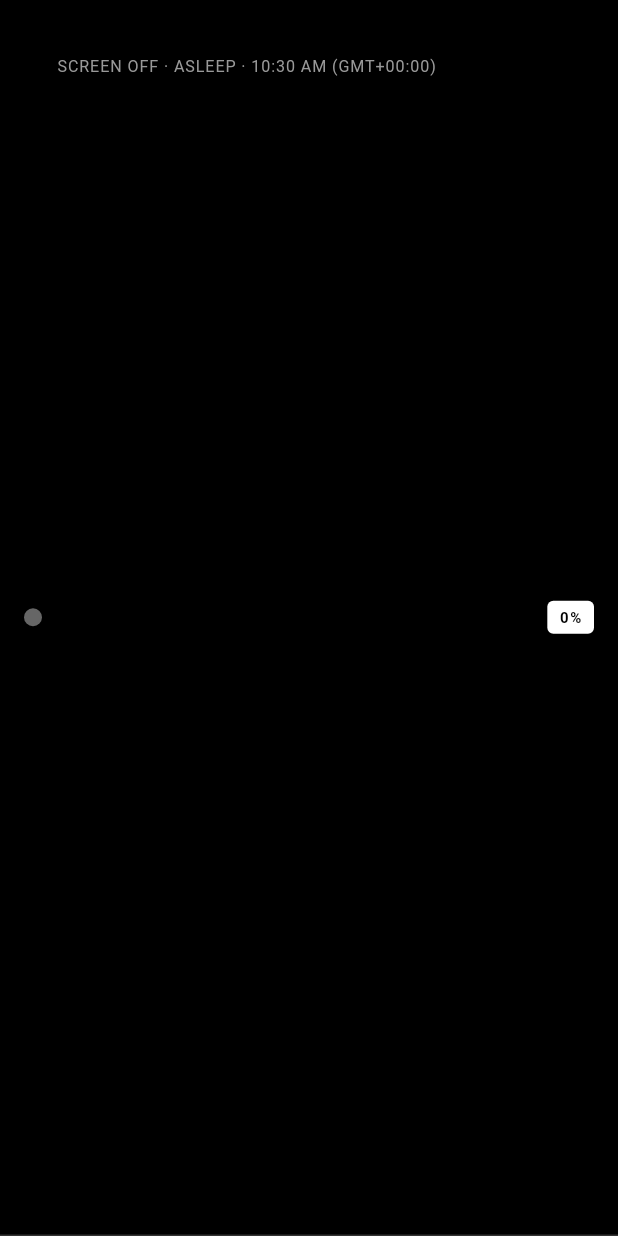
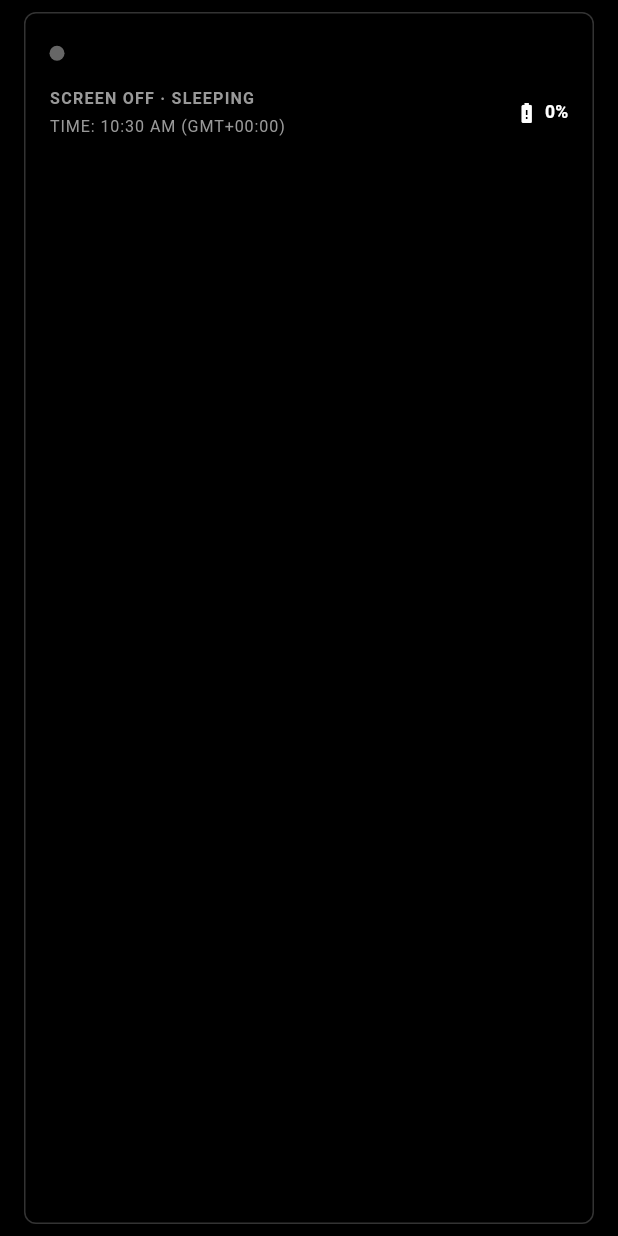
Before and after one commit to Cyrusbye720/sync, a Flutter app: the PartnerHeader widget shown alone on an empty page, opened directly with empty values, on a phone screen of 412 x 824 dp. Run offline on Flutter 3.47's test engine with Material 3 defaults, Android fonts, the phone set to English and light mode, and no system bars; our stand-ins replace battery_plus, firebase_core, firebase_messaging, flutter_local_notifications, flutter_riverpod, flutter_screenutil and 6 more; missing offline and left inert: alarm; accounts and stored records are empty; Roboto replaces fonts that are missing (RobotoMono); statements that could not run were skipped.

Commit message:
Add partner live status card (screen active status, IST time, battery), instant alarm sync, and verified audio asset configuration

```diff
--- a/lib/providers/alarm_provider.dart
+++ b/lib/providers/alarm_provider.dart
@@ -85,7 +85,7 @@ class AlarmListNotifier extends StateNotifier<List<AlarmModel>> {
     required int snoozeMinutes,
   }) async {
     final me = _service.currentUserId!;
-    return _service.insertAlarm(
+    final created = await _service.insertAlarm(
       ownerId: ownerId,
       createdBy: me,
       label: label,
@@ -97,6 +97,8 @@ class AlarmListNotifier extends StateNotifier<List<AlarmModel>> {
       vibrate: vibrate,
       snoozeMinutes: snoozeMinutes,
     );
+    await _poll();
+    return created;
   }
 
   Future<AlarmModel> update(String id, AlarmModel updated) async {
@@ -104,6 +106,7 @@ class AlarmListNotifier extends StateNotifier<List<AlarmModel>> {
     if (updated.ownerId == _service.currentUserId) {
       await AlarmService.instance.scheduleAlarm(res);
     }
+    await _poll();
     return res;
   }
 
@@ -116,11 +119,13 @@ class AlarmListNotifier extends StateNotifier<List<AlarmModel>> {
         await AlarmService.instance.cancelAlarm(res.id);
       }
     }
+    await _poll();
   }
 
   Future<void> delete(String id) async {
     await _service.deleteAlarm(id);
     await AlarmService.instance.cancelAlarm(id);
+    await _poll();
   }
 
   Future<AlarmModel?> byId(String id) async {
--- a/lib/screens/home_screen.dart
+++ b/lib/screens/home_screen.dart
@@ -184,7 +184,7 @@ class _HomeScreenState extends ConsumerState<HomeScreen>
           ),
         ],
         bottom: PreferredSize(
-          preferredSize: const Size.fromHeight(96),
+          preferredSize: const Size.fromHeight(140),
           child: Column(
             children: [
               PartnerHeader(
--- a/lib/widgets/partner_header.dart
+++ b/lib/widgets/partner_header.dart
@@ -5,8 +5,8 @@ import 'package:intl/intl.dart';
 import '../models/profile_model.dart';
 import '../theme/app_theme.dart';
 
-/// Header strip showing the partner's identity, sleep status, timezone,
-/// and battery — all monochrome.
+/// Live status widget for partner — displays active screen status,
+/// battery level, timezone offset / IST time, and unpair option.
 class PartnerHeader extends StatelessWidget {
   const PartnerHeader({
     super.key,
@@ -42,41 +42,85 @@ class PartnerHeader extends StatelessWidget {
 
   @override
   Widget build(BuildContext context) {
+    final statusText = isAwake ? "SCREEN ON · ACTIVE" : "SCREEN OFF · SLEEPING";
+    final tzLabel = _formatOffset();
+
     return Container(
-      padding: const EdgeInsets.symmetric(horizontal: 16, vertical: 14),
-      decoration: const BoxDecoration(
-        border: Border(
-          bottom: BorderSide(color: AppColors.border, width: 1),
+      margin: const EdgeInsets.symmetric(horizontal: 16, vertical: 8),
+      padding: const EdgeInsets.all(16),
+      decoration: BoxDecoration(
+        color: AppColors.black,
+        border: Border.all(color: AppColors.border, width: 1),
+        borderRadius: BorderRadius.circular(8),
       ),
-      ),
-      child: Row(
+      child: Column(
+        crossAxisAlignment: CrossAxisAlignment.start,
+        children: [
+          Row(
             children: [
               Container(
-            width: 12,
-            height: 12,
+                width: 10,
+                height: 10,
                 decoration: BoxDecoration(
                   shape: BoxShape.circle,
                   color: isAwake ? AppColors.white : AppColors.textDisabled,
                 ),
               ),
-          const SizedBox(width: 10),
-          Expanded(
-            child: Column(
-              crossAxisAlignment: CrossAxisAlignment.start,
-              children: [
+              const SizedBox(width: 8),
               Text(
                 partner.username.toUpperCase(),
                 style: TextStyle(
                   color: AppColors.white,
                   fontFamily: 'RobotoMono',
+                  fontWeight: FontWeight.w800,
+                  letterSpacing: 1.4,
+                  fontSize: 15.sp,
+                ),
+              ),
+              const Spacer(),
+              if (unpair != null)
+                GestureDetector(
+                  onTap: unpair,
+                  child: Container(
+                    padding: const EdgeInsets.symmetric(horizontal: 8, vertical: 4),
+                    decoration: BoxDecoration(
+                      border: Border.all(color: AppColors.border, width: 1),
+                      borderRadius: BorderRadius.circular(4),
+                    ),
+                    child: const Text(
+                      'UNPAIR',
+                      style: TextStyle(
+                        color: AppColors.textSecondary,
+                        fontFamily: 'RobotoMono',
                         fontWeight: FontWeight.w700,
-                    letterSpacing: 1.4,
-                    fontSize: 14.sp,
+                        letterSpacing: 1.0,
+                        fontSize: 9,
+                      ),
+                    ),
+                  ),
+                ),
+            ],
+          ),
+          const SizedBox(height: 12),
+          Row(
+            mainAxisAlignment: MainAxisAlignment.spaceBetween,
+            children: [
+              Column(
+                crossAxisAlignment: CrossAxisAlignment.start,
+                children: [
+                  Text(
+                    statusText,
+                    style: TextStyle(
+                      color: isAwake ? AppColors.white : AppColors.textSecondary,
+                      fontFamily: 'RobotoMono',
+                      fontWeight: FontWeight.w700,
+                      fontSize: 11.sp,
+                      letterSpacing: 0.8,
                     ),
                   ),
                   const SizedBox(height: 4),
                   Text(
-                  '${isAwake ? "SCREEN ON · AWAKE" : "SCREEN OFF · ASLEEP"} · ${_formatLocal()} (${_formatOffset()})',
+                    'TIME: ${_formatLocal()} ($tzLabel)',
                     style: TextStyle(
                       color: AppColors.textSecondary,
                       fontFamily: 'RobotoMono',
@@ -86,89 +130,33 @@ class PartnerHeader extends StatelessWidget {
                   ),
                 ],
               ),
+              Row(
+                children: [
+                  Icon(
+                    batteryPercent <= 20
+                        ? Icons.battery_alert
+                        : Icons.battery_full,
+                    size: 16,
+                    color: batteryPercent <= 20
+                        ? AppColors.white
+                        : AppColors.textSecondary,
                   ),
-          if (partner.isLowBattery)
-            _BatteryChip(percent: batteryPercent)
-          else if (isAwake == false)
-            const _StatusChip(label: 'OFF')
-          else
-            const _StatusChip(label: 'ON'),
-          if (unpair != null) ...[
-            const SizedBox(width: 8),
-            GestureDetector(
-              onTap: unpair,
-              child: Container(
-                padding: const EdgeInsets.symmetric(horizontal: 8, vertical: 4),
-                decoration: BoxDecoration(
-                  border: Border.all(color: AppColors.border, width: 1),
-                  borderRadius:
-                      const BorderRadius.all(Radius.circular(maxRadius)),
-                ),
-                child: const Text(
-                  'UNPAIR',
+                  const SizedBox(width: 4),
+                  Text(
+                    '$batteryPercent%',
                     style: TextStyle(
                       color: AppColors.white,
                       fontFamily: 'RobotoMono',
                       fontWeight: FontWeight.w700,
-                    letterSpacing: 1.0,
-                    fontSize: 10,
-                  ),
-                ),
+                      fontSize: 12.sp,
                     ),
                   ),
                 ],
+              ),
+            ],
+          ),
         ],
       ),
     );
   }
 }
-
-class _StatusChip extends StatelessWidget {
-  const _StatusChip({required this.label});
-  final String label;
-  @override
-  Widget build(BuildContext context) {
-    return Container(
-      padding: const EdgeInsets.symmetric(horizontal: 8, vertical: 4),
-      decoration: BoxDecoration(
-        border: Border.all(color: AppColors.border, width: 1),
-        borderRadius: const BorderRadius.all(Radius.circular(maxRadius)),
-      ),
-      child: Text(
-        label,
-        style: const TextStyle(
-          color: AppColors.white,
-          fontFamily: 'RobotoMono',
-          fontWeight: FontWeight.w700,
-          letterSpacing: 1.4,
-          fontSize: 10,
-        ),
-      ),
-    );
-  }
-}
-
-class _BatteryChip extends StatelessWidget {
-  const _BatteryChip({required this.percent});
-  final int percent;
-  @override
-  Widget build(BuildContext context) {
-    return Container(
-      padding: const EdgeInsets.symmetric(horizontal: 8, vertical: 4),
-      decoration: const BoxDecoration(
-        color: AppColors.white,
-        borderRadius: BorderRadius.all(Radius.circular(maxRadius)),
-      ),
-      child: Text(
-        '$percent%',
-        style: const TextStyle(
-          color: AppColors.black,
-          fontFamily: 'RobotoMono',
-          fontWeight: FontWeight.w700,
-          letterSpacing: 1.0,
-          fontSize: 10,
-        ),
-      ),
-    );
-  }
-}
```
Lines whose indentation alone changed are shown as unchanged.
